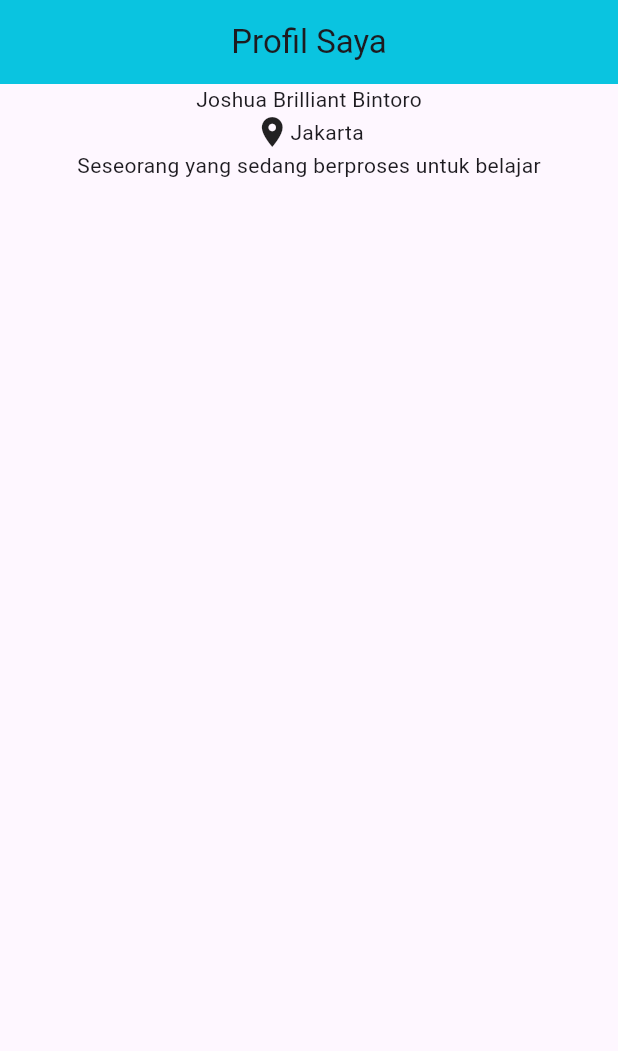
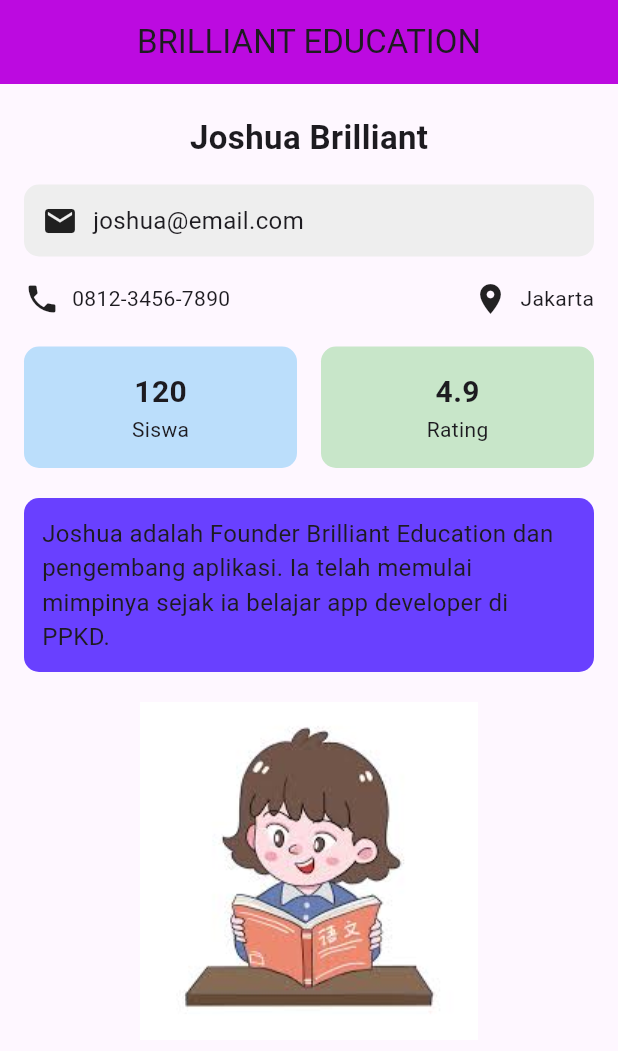
Before and after one commit to jbhangugstar/joshuaproject, a Flutter app: the screen it shows after launch, on a phone screen of 412 x 824 dp. Shown: the top 1051 px of the screen. Run offline on Flutter 3.47's test engine with Material 3 defaults, Android fonts, the phone set to English and light mode, and no system bars.

Commit message:
Tugas2Flutter

```diff
--- /dev/null
+++ b/lib/day_7/day_7.dart
@@ -0,0 +1,156 @@
+import 'package:flutter/material.dart';
+
+class Day7Screen extends StatelessWidget {
+  const Day7Screen({super.key});
+
+  @override
+  Widget build(BuildContext context) {
+    return Scaffold(
+      appBar: AppBar(
+        title: Text("BRILLIANT EDUCATION"),
+        centerTitle: true,
+        backgroundColor: Color.fromARGB(255, 188, 10, 224),
+      ),
+
+      body: SingleChildScrollView(
+        child: Column(
+          crossAxisAlignment: CrossAxisAlignment.start,
+          children: [
+            // =========================
+            // 1. Identitas Utama
+            // =========================
+            const SizedBox(height: 20),
+            const Center(
+              child: Text(
+                "Joshua Brilliant",
+                style: TextStyle(fontSize: 22, fontWeight: FontWeight.bold),
+              ),
+            ),
+
+            // =========================
+            // 2. Detail Kontak
+            // =========================
+            Padding(
+              padding: const EdgeInsets.all(16.0),
+              child: Container(
+                padding: const EdgeInsets.all(12),
+                decoration: BoxDecoration(
+                  borderRadius: BorderRadius.circular(10),
+                  color: Colors.grey[200],
+                ),
+                child: Row(
+                  children: const [
+                    Icon(Icons.email),
+                    SizedBox(width: 10), // WAJIB SizedBox
+                    Text("joshua@email.com", style: TextStyle(fontSize: 16)),
+                  ],
+                ),
+              ),
+            ),
+
+            // =========================
+            // 3. Informasi Pendukung
+            // =========================
+            Padding(
+              padding: const EdgeInsets.symmetric(horizontal: 16),
+              child: Row(
+                children: const [
+                  Icon(Icons.phone),
+                  SizedBox(width: 8),
+                  Text("0812-3456-7890"),
+                  Spacer(), // Dorong ke kanan
+                  Icon(Icons.location_on),
+                  SizedBox(width: 8),
+                  Text("Jakarta"),
+                ],
+              ),
+            ),
+
+            const SizedBox(height: 20),
+
+            // =========================
+            // 4. Statistik Horizontal
+            // =========================
+            Padding(
+              padding: const EdgeInsets.symmetric(horizontal: 16),
+              child: Row(
+                children: [
+                  Expanded(
+                    child: Container(
+                      padding: const EdgeInsets.all(16),
+                      margin: const EdgeInsets.only(right: 8),
+                      decoration: BoxDecoration(
+                        color: Colors.blue[100],
+                        borderRadius: BorderRadius.circular(10),
+                      ),
+                      child: const Column(
+                        children: [
+                          Text(
+                            "120",
+                            style: TextStyle(
+                              fontSize: 20,
+                              fontWeight: FontWeight.bold,
+                            ),
+                          ),
+                          Text("Siswa"),
+                        ],
+                      ),
+                    ),
+                  ),
+                  Expanded(
+                    child: Container(
+                      padding: const EdgeInsets.all(16),
+                      margin: const EdgeInsets.only(left: 8),
+                      decoration: BoxDecoration(
+                        color: Colors.green[100],
+                        borderRadius: BorderRadius.circular(10),
+                      ),
+                      child: const Column(
+                        children: [
+                          Text(
+                            "4.9",
+                            style: TextStyle(
+                              fontSize: 20,
+                              fontWeight: FontWeight.bold,
+                            ),
+                          ),
+                          Text("Rating"),
+                        ],
+                      ),
+                    ),
+                  ),
+                ],
+              ),
+            ),
+
+            // =========================
+            // 5. Deskripsi Naratif
+            // =========================
+            SizedBox(height: 20),
+            Padding(
+              padding: EdgeInsets.symmetric(horizontal: 16),
+              child: Container(
+                padding: const EdgeInsets.all(12),
+                decoration: BoxDecoration(
+                  borderRadius: BorderRadius.circular(10),
+                  color: const Color.fromARGB(255, 105, 64, 255),
+                ),
+                child: Text(
+                  "Joshua adalah Founder Brilliant Education dan pengembang aplikasi. Ia telah memulai mimpinya sejak ia belajar app developer di PPKD.",
+                  style: TextStyle(fontSize: 16),
+                ),
+              ),
+            ),
+
+            SizedBox(height: 20),
+            Container(
+              child: Center(
+                child: Image.asset("assets/images/anak_belajar.jpg"),
+              ),
+            ),
+          ],
+        ),
+      ),
+    );
+  }
+}
--- a/lib/main.dart
+++ b/lib/main.dart
@@ -1,5 +1,6 @@
 import 'package:flutter/material.dart';
-import 'package:joshuaproject/Tugas 1/tugas.dart';
+import 'package:joshuaproject/day_7/day_7.dart';
+import 'package:joshuaproject/ngulik/ngulik.dart';
 
 void main() {
   runApp(const MyApp());
@@ -31,7 +32,7 @@ class MyApp extends StatelessWidget {
         // tested with just a hot reload.
         colorScheme: .fromSeed(seedColor: Colors.deepPurple),
       ),
-      home: Tugas1Flutter(),
+      home: Day7Screen(),
     );
   }
 }
--- /dev/null
+++ b/lib/ngulik/ngulik.dart
@@ -0,0 +1,18 @@
+import 'package:flutter/material.dart';
+
+class NgulikDart extends StatelessWidget {
+  const NgulikDart({super.key});
+
+  @override
+  Widget build(BuildContext context) {
+    return Scaffold(
+      appBar: AppBar(backgroundColor: Color(0xff0AC4E0)),
+      body: Column(
+        children: [
+
+        ],
+      ),
+
+    );
+  }
+}
--- a/pubspec.yaml
+++ b/pubspec.yaml
@@ -58,8 +58,8 @@ flutter:
   uses-material-design: true
 
   # To add assets to your application, add an assets section, like this:
-  # assets:
-  #   - images/a_dot_burr.jpeg
+  assets:
+    - assets/images/anak_belajar.jpg
   #   - images/a_dot_ham.jpeg
 
   # An image asset can refer to one or more resolution-specific "variants", see
```
Also changed, not shown: assets/images/anak_belajar.jpg (added), assets/images/brilliant_education.jpg (added), assets/images/foto profil.jpg (added), assets/images/upin.jpg (added), lib/tugas1/tugas.dart (renamed from lib/Tugas 1/tugas.dart).
